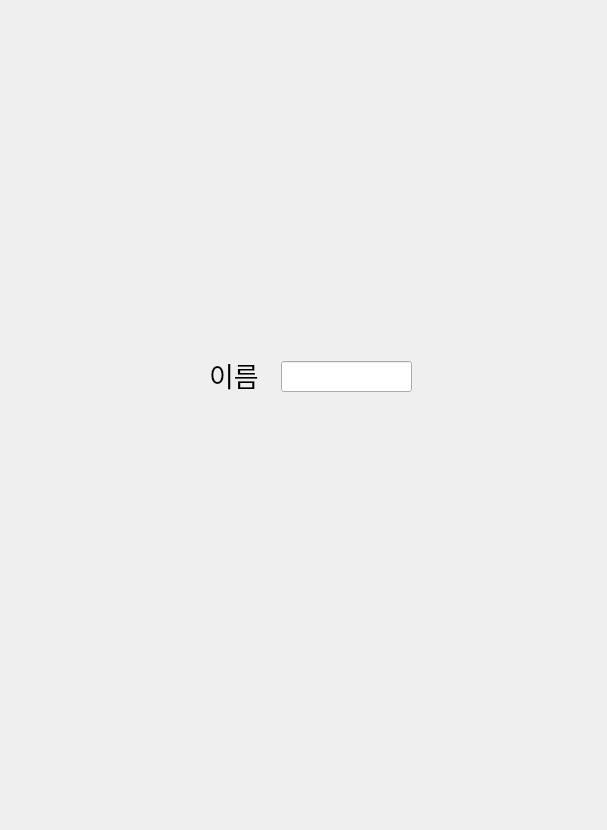
songhwa1/kakaojang, file chatting.ui: the form before one commit.
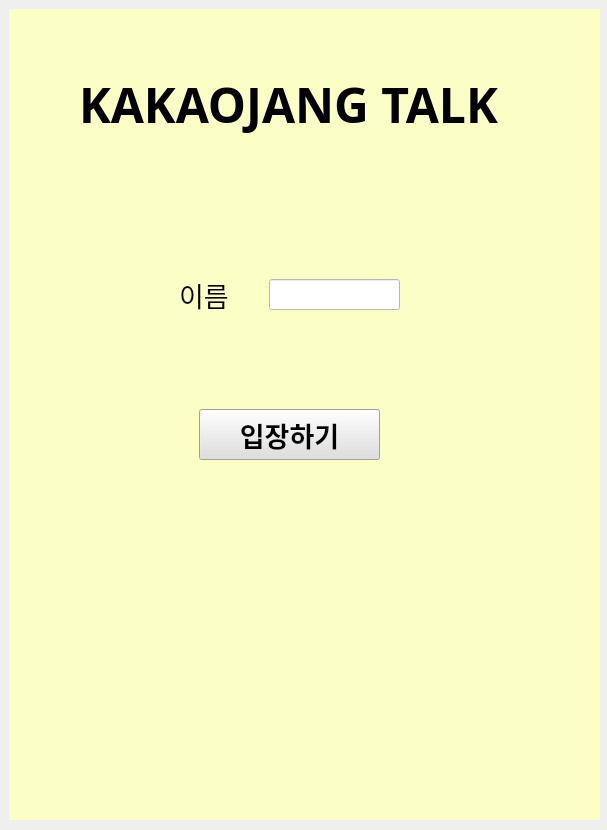
The form after the commit.

Commit message: 카카오장 프로젝트 시작

What changed in the file:
```diff
--- a/chatting.ui
+++ b/chatting.ui
@@ -22,6 +22,10 @@
      <height>811</height>
     </rect>
    </property>
+   <property name="styleSheet">
+    <string notr="true">background-color: rgb(255, 255, 0);
+background-color: rgb(252, 255, 197);</string>
+   </property>
    <property name="currentIndex">
     <number>0</number>
    </property>
@@ -29,8 +33,8 @@
     <widget class="QLabel" name="label">
      <property name="geometry">
       <rect>
-       <x>200</x>
-       <y>350</y>
+       <x>170</x>
+       <y>270</y>
        <width>81</width>
        <height>31</height>
       </rect>
@@ -48,12 +52,66 @@
     <widget class="QLineEdit" name="name_lineEdit">
      <property name="geometry">
       <rect>
-       <x>272</x>
-       <y>352</y>
+       <x>260</x>
+       <y>270</y>
        <width>131</width>
        <height>31</height>
       </rect>
      </property>
+     <property name="styleSheet">
+      <string notr="true">background-color: rgb(255, 255, 255);</string>
+     </property>
+    </widget>
+    <widget class="QPushButton" name="pushButton_2">
+     <property name="geometry">
+      <rect>
+       <x>190</x>
+       <y>400</y>
+       <width>181</width>
+       <height>51</height>
+      </rect>
+     </property>
+     <property name="font">
+      <font>
+       <family>맑은 고딕</family>
+       <pointsize>20</pointsize>
+       <weight>75</weight>
+       <italic>false</italic>
+       <bold>true</bold>
+      </font>
+     </property>
+     <property name="styleSheet">
+      <string notr="true">background-color: rgb(223, 223, 223);</string>
+     </property>
+     <property name="text">
+      <string>입장하기</string>
+     </property>
+    </widget>
+    <widget class="QLabel" name="label_5">
+     <property name="geometry">
+      <rect>
+       <x>70</x>
+       <y>40</y>
+       <width>461</width>
+       <height>111</height>
+      </rect>
+     </property>
+     <property name="font">
+      <font>
+       <family>맑은 고딕</family>
+       <pointsize>36</pointsize>
+       <weight>75</weight>
+       <bold>true</bold>
+      </font>
+     </property>
+     <property name="styleSheet">
+      <string notr="true">color: rgb(255, 255, 255);
+color: rgb(0, 0, 0);
+</string>
+     </property>
+     <property name="text">
+      <string>KAKAOJANG TALK</string>
+     </property>
     </widget>
    </widget>
    <widget class="QWidget" name="page_2">
```
Left out of the diff: 13 changed lines with no effect on the pictures.
